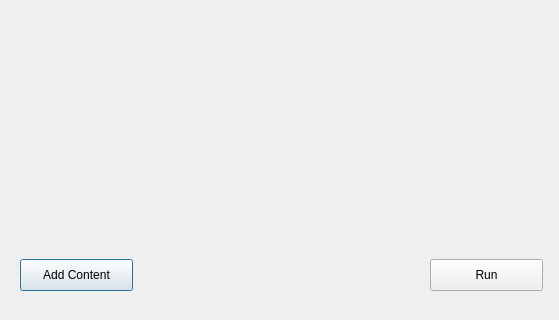
Old version of the form kwg_geoenrichment/kwg_linkedData_relationship_finder_dialog_base.ui in the repository KnowWhereGraph/geoenrichment-qgis; both pictures show x 0 to 559 and y 211 to 531 of the 559 by 531 pixel window.
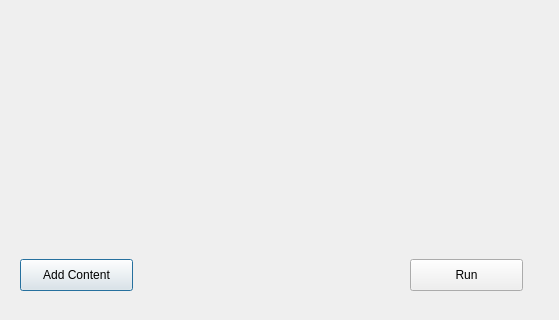
New version of the form.

What changed in the file:
```diff
--- a/kwg_geoenrichment/kwg_linkedData_relationship_finder_dialog_base.ui
+++ b/kwg_geoenrichment/kwg_linkedData_relationship_finder_dialog_base.ui
@@ -78,19 +78,6 @@
     <string>Add Content</string>
    </property>
   </widget>
-  <widget class="QPushButton" name="runLDRF">
-   <property name="geometry">
-    <rect>
-     <x>430</x>
-     <y>470</y>
-     <width>113</width>
-     <height>32</height>
-    </rect>
-   </property>
-   <property name="text">
-    <string>Run</string>
-   </property>
-  </widget>
   <widget class="QWidget" name="verticalLayoutWidget">
    <property name="geometry">
     <rect>
@@ -106,6 +93,19 @@
     </property>
    </layout>
   </widget>
+  <widget class="QPushButton" name="pushButton">
+   <property name="geometry">
+    <rect>
+     <x>410</x>
+     <y>470</y>
+     <width>113</width>
+     <height>32</height>
+    </rect>
+   </property>
+   <property name="text">
+    <string>Run</string>
+   </property>
+  </widget>
  </widget>
  <resources/>
  <connections/>
```
